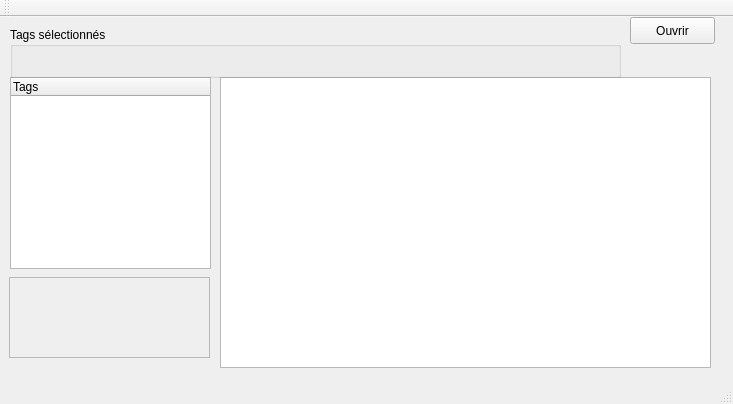
elekmad/TagFolders, file Qt_client/mainwindow.ui: the form before one commit.
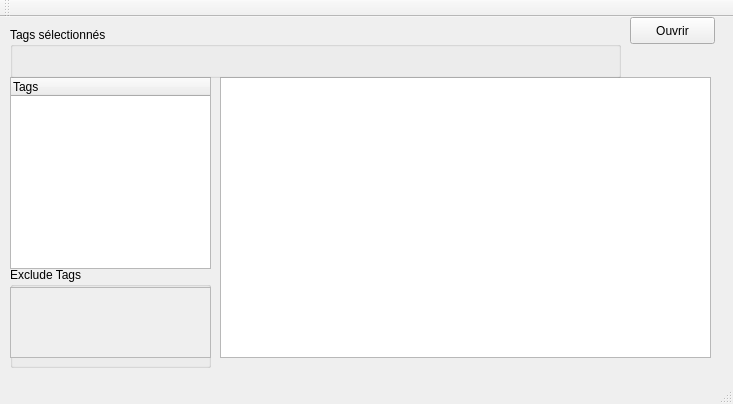
The form after the commit.

Commit message: Exclude tags mis dans une group box pour avoir un titre. Redimensionnement et réalignement des éléments.

The edit to the form file:
```diff
--- a/Qt_client/mainwindow.ui
+++ b/Qt_client/mainwindow.ui
@@ -20,7 +20,7 @@
       <x>220</x>
       <y>60</y>
       <width>491</width>
-      <height>291</height>
+      <height>281</height>
      </rect>
     </property>
     <property name="contextMenuPolicy">
@@ -30,32 +30,6 @@
      <set>QAbstractItemView::NoEditTriggers</set>
     </property>
    </widget>
-   <widget class="QScrollArea" name="ExcludeTagsList">
-    <property name="geometry">
-     <rect>
-      <x>9</x>
-      <y>260</y>
-      <width>201</width>
-      <height>81</height>
-     </rect>
-    </property>
-    <property name="contextMenuPolicy">
-     <enum>Qt::CustomContextMenu</enum>
-    </property>
-    <property name="widgetResizable">
-     <bool>true</bool>
-    </property>
-    <widget class="QWidget" name="scrollAreaWidgetContents_2">
-     <property name="geometry">
-      <rect>
-       <x>0</x>
-       <y>0</y>
-       <width>199</width>
-       <height>79</height>
-      </rect>
-     </property>
-    </widget>
-   </widget>
    <widget class="QLabel" name="DirName">
     <property name="geometry">
      <rect>
@@ -124,6 +98,45 @@
      <layout class="QHBoxLayout" name="UnselectTagsHL"/>
     </widget>
    </widget>
+   <widget class="QGroupBox" name="groupBox">
+    <property name="geometry">
+     <rect>
+      <x>10</x>
+      <y>250</y>
+      <width>201</width>
+      <height>101</height>
+     </rect>
+    </property>
+    <property name="title">
+     <string>Exclude Tags</string>
+    </property>
+    <widget class="QScrollArea" name="ExcludeTagsList">
+     <property name="geometry">
+      <rect>
+       <x>0</x>
+       <y>20</y>
+       <width>201</width>
+       <height>71</height>
+      </rect>
+     </property>
+     <property name="contextMenuPolicy">
+      <enum>Qt::CustomContextMenu</enum>
+     </property>
+     <property name="widgetResizable">
+      <bool>true</bool>
+     </property>
+     <widget class="QWidget" name="scrollAreaWidgetContents_2">
+      <property name="geometry">
+       <rect>
+        <x>0</x>
+        <y>0</y>
+        <width>199</width>
+        <height>69</height>
+       </rect>
+      </property>
+     </widget>
+    </widget>
+   </widget>
   </widget>
   <widget class="QMenuBar" name="menuBar">
    <property name="geometry">
```
